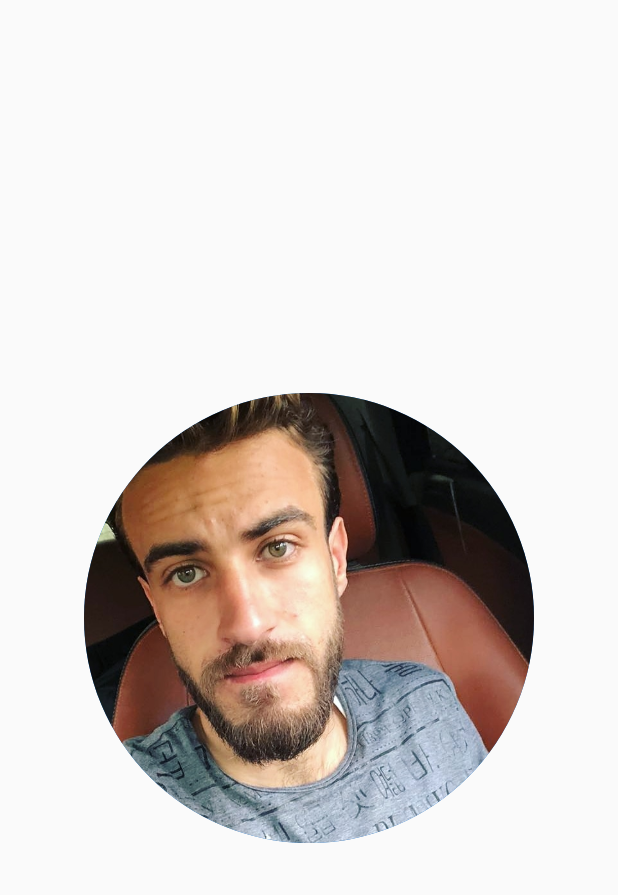
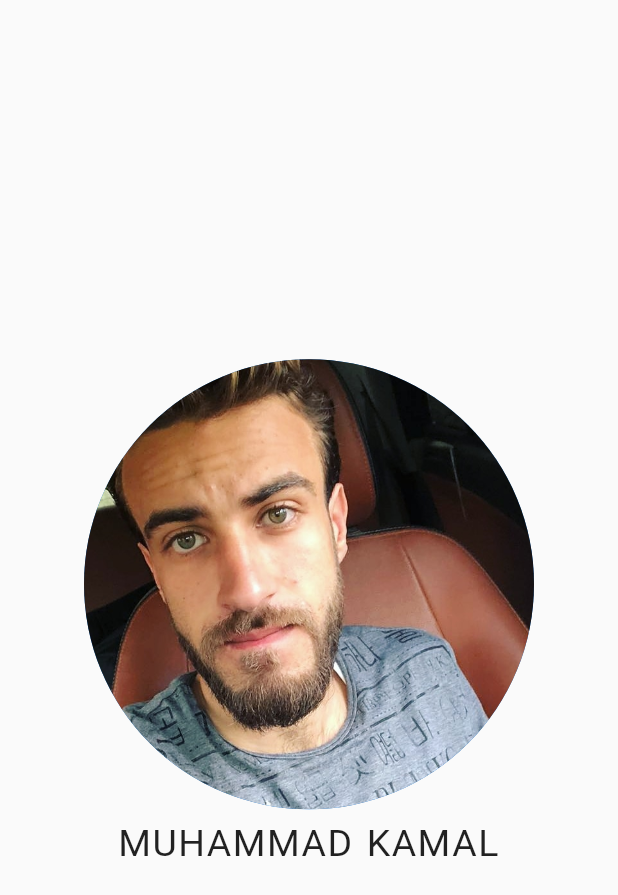
Before and after one commit to muhammedkamal/ItSharksDiploma, a Flutter app: the screen it shows after launch, on a phone screen of 412 x 824 dp. Shown: the top 895 px of the screen. Run offline on Flutter 3.47's test engine with Material 2 defaults, Android fonts, the phone set to English and light mode, and no system bars.

Commit message:
name text

```diff
--- a/personal_app/lib/main.dart
+++ b/personal_app/lib/main.dart
@@ -40,8 +40,21 @@
         mainAxisAlignment: MainAxisAlignment.center,
         children: const [
           CircleAvatar(
-            radius: 150,
+            minRadius: 50,
+            maxRadius: 150,
             backgroundImage: AssetImage("assets/images/personal.jpeg"),
+          ),
+          Padding(
+            padding: EdgeInsets.all(8.0),
+            child: Text(
+              "MUHAMMAD KAMAL",
+              style: TextStyle(
+                fontSize: 25,
+                wordSpacing: 1.5,
+                letterSpacing: 1,
+              ),
+              textAlign: TextAlign.center,
+            ),
           ),
         ],
       ),
```
